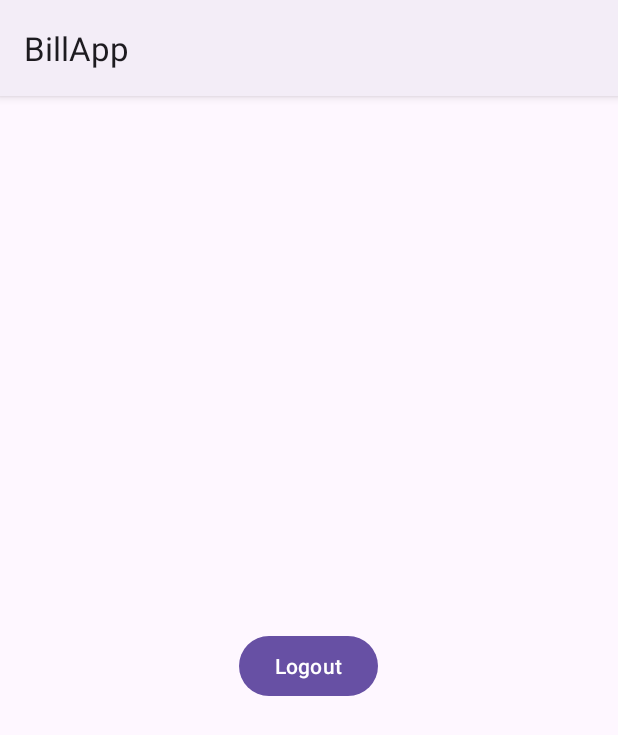
After one commit to Dixitvara/Bill-app, an Android app: the Dashboard screen opened directly, with no data from a screen before it, on a phone screen of 412 x 824 dp. The commit adds this screen. Shown: the top 735 px of the screen. Run offline under Robolectric (Android 15) with nearby library versions, the phone set to English and light mode, and no system bars.

Commit message:
login code complete, remember me added, and logout added.

```diff
--- a/app/src/main/AndroidManifest.xml
+++ b/app/src/main/AndroidManifest.xml
@@ -17,6 +17,9 @@
         android:theme="@style/Theme.BillApp"
         tools:targetApi="31">
         <activity
+            android:name=".Dashboard"
+            android:exported="false" />
+        <activity
             android:name=".SignupPage"
             android:exported="false" />
         <activity
--- /dev/null
+++ b/app/src/main/java/com/example/billapp/Dashboard.java
@@ -0,0 +1,39 @@
+package com.example.billapp;
+
+import androidx.appcompat.app.AppCompatActivity;
+
+import android.content.Intent;
+import android.content.SharedPreferences;
+import android.os.Bundle;
+import android.view.View;
+import android.widget.Button;
+
+public class Dashboard extends AppCompatActivity {
+
+    Button logout;
+    SharedPreferences sharedPreferences;
+    SharedPreferences.Editor editor;
+
+    @Override
+    protected void onCreate(Bundle savedInstanceState) {
+        super.onCreate(savedInstanceState);
+        setContentView(R.layout.activity_dashboard);
+
+        logout = findViewById(R.id.logoutBtn);
+
+        // sharedPreference
+        sharedPreferences = getSharedPreferences("sharedData", MODE_PRIVATE);
+        editor = sharedPreferences.edit();
+
+        // logout button for logout user from app
+        logout.setOnClickListener(new View.OnClickListener() {
+            @Override
+            public void onClick(View view) {
+                editor.clear();
+                editor.commit();
+                startActivity(new Intent(getApplicationContext(), MainActivity.class));
+                finish();
+            }
+        });
+    }
+}
--- /dev/null
+++ b/app/src/main/res/layout/activity_dashboard.xml
@@ -0,0 +1,17 @@
+<?xml version="1.0" encoding="utf-8"?>
+<RelativeLayout xmlns:android="http://schemas.android.com/apk/res/android"
+    xmlns:app="http://schemas.android.com/apk/res-auto"
+    xmlns:tools="http://schemas.android.com/tools"
+    android:layout_width="match_parent"
+    android:layout_height="match_parent"
+    android:orientation="vertical"
+    tools:context=".Dashboard">
+
+    <Button
+        android:id="@+id/logoutBtn"
+        android:layout_width="wrap_content"
+        android:layout_height="wrap_content"
+        android:layout_centerInParent="true"
+        android:text="Logout" />
+
+</RelativeLayout>
--- a/app/src/main/res/layout/activity_signup_page.xml
+++ b/app/src/main/res/layout/activity_signup_page.xml
@@ -133,7 +133,7 @@
                     android:layout_height="60dp"
                     android:layout_marginTop="30dp"
                     android:backgroundTint="@color/App_color"
-                    android:text="@string/submit"
+                    android:text="@string/create_account"
                     android:textSize="18sp"
                     app:cornerRadius="20dp" />
 
```
Also changed, not shown: app/src/main/java/com/example/billapp/MainActivity.java (+91 -1 lines), app/src/main/res/layout/activity_main.xml (+11 -2 lines), app/src/main/res/layout/dialog.xml (+13 -7 lines), app/src/main/res/values/style.xml (+4 -5 lines), app/src/main/res/font/poppins.ttf (added).
